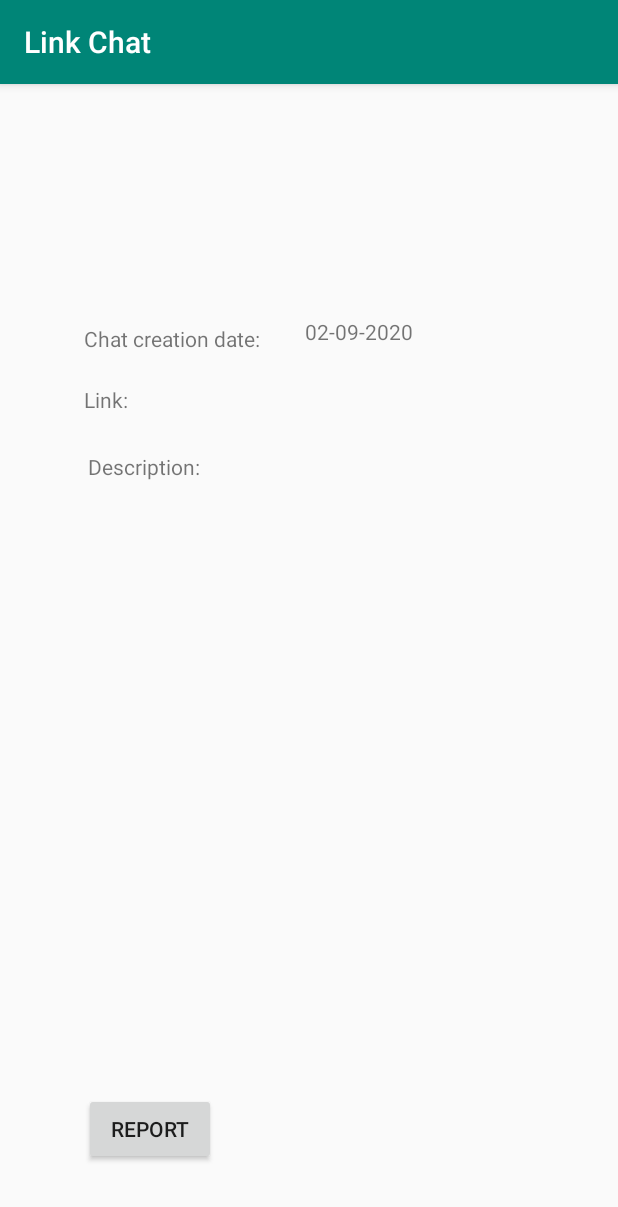
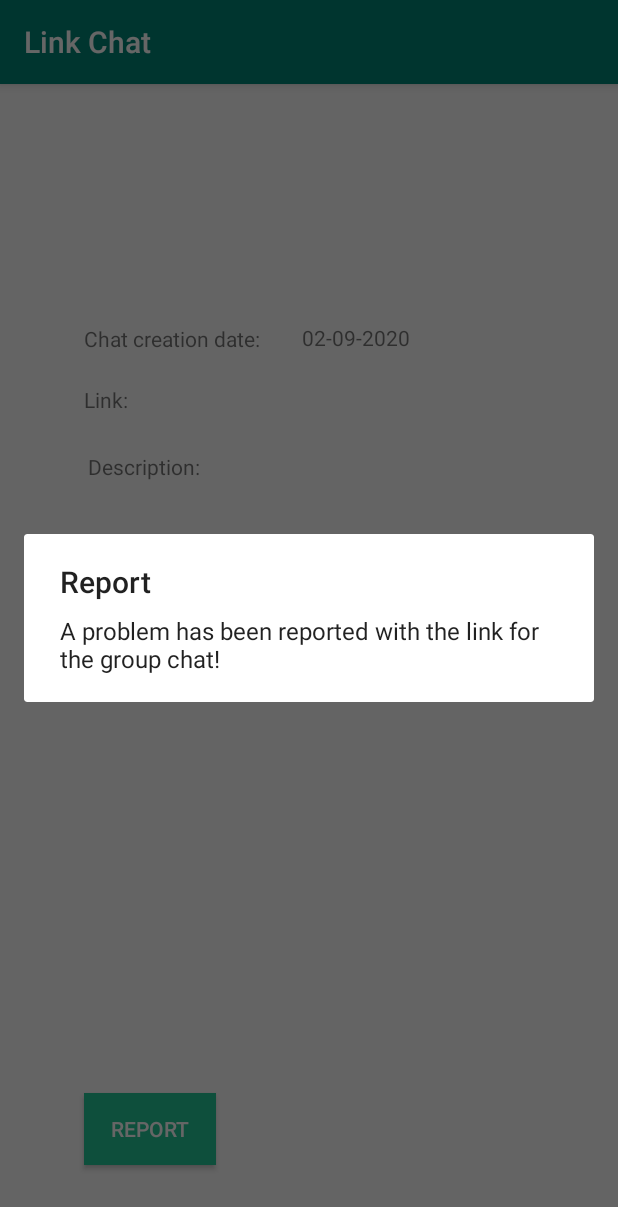
Before and after one commit to HarryStarfrostCui/LinkChat, an Android app: the DescriptionActivity screen opened directly, with no data from a screen before it, after a tap on "REPORT", on a phone screen of 412 x 824 dp. Shown: the top 1207 px of the screen. Run offline under Robolectric (Android 15) with nearby library versions, the phone set to English and light mode, and no system bars.

Commit message:
Mostly done

```diff
--- a/app/src/main/java/com/example/linkchat/DescriptionActivity.java
+++ b/app/src/main/java/com/example/linkchat/DescriptionActivity.java
@@ -1,12 +1,16 @@
 package com.example.linkchat;
 
+import androidx.appcompat.app.AlertDialog;
 import androidx.appcompat.app.AppCompatActivity;
 import java.text.SimpleDateFormat;
 import java.util.Date;
 import java.util.Calendar;
+
+import android.content.DialogInterface;
 import android.os.Bundle;
 import android.view.View;
 import android.widget.Button;
+import android.widget.RelativeLayout;
 import android.widget.TextView;
 
 import org.w3c.dom.Text;
@@ -43,11 +47,21 @@ public class DescriptionActivity extends AppCompatActivity {
         descriptionBox.setText("Description: ");
         TextView chatDescription = (TextView) findViewById(R.id.descriptionLink);
         chatDescription.setText(" ");
-        Button Report = (Button) findViewById(R.id.report);
-        Report.setOnClickListener(new View.OnClickListener() {
-            @Override
+
+        //Button to report
+        Button report = (Button) findViewById(R.id.report);
+        report.setOnClickListener(new View.OnClickListener() {
+          @Override
+          //  View checkBoxView = View.inflate(this, R.layout.checkbox, null);
+            //CheckBox checkBox = (CheckBox) checkBoxView.findViewById(R.id.checkbox);
             public void onClick(View v) {
-
+                AlertDialog alertDialog = new AlertDialog.Builder(DescriptionActivity.this).create(); //Read Update
+                alertDialog.setTitle("Report");
+                alertDialog.setMessage("A problem has been reported with the link for the group chat! ");
+               // alertDialog.setView(checkBoxView);
+                //selectedItems = new ArrayList();  // Where we track the selected items
+              //AlertDialog.Builder builder = new AlertDialog.Builder(getActivity());
+                alertDialog.show();
             }
         });
 
--- a/app/src/main/java/com/example/linkchat/MainActivity.java
+++ b/app/src/main/java/com/example/linkchat/MainActivity.java
@@ -2,6 +2,7 @@ package com.example.linkchat;
 
 import androidx.appcompat.app.AppCompatActivity;
 
+import android.content.Intent;
 import android.os.Bundle;
 
 public class MainActivity extends AppCompatActivity {
@@ -10,5 +11,7 @@ public class MainActivity extends AppCompatActivity {
     protected void onCreate(Bundle savedInstanceState) {
         super.onCreate(savedInstanceState);
         setContentView(R.layout.activity_main);
+
+
     }
 }
--- a/app/src/main/res/layout/activity_description.xml
+++ b/app/src/main/res/layout/activity_description.xml
@@ -75,20 +75,22 @@
         app:layout_constraintTop_toTopOf="parent"
         app:layout_constraintVertical_bias="0.214" />
     //Chat creation date value from database
+    //Chat name from database
+
     <TextView
         android:id="@+id/dateLink"
-        android:layout_width="127dp"
-        android:layout_height="23dp"
+        android:layout_width="129dp"
+        android:layout_height="19dp"
         android:ems="10"
         android:inputType="date"
         android:text=" "
         app:layout_constraintBottom_toBottomOf="parent"
         app:layout_constraintEnd_toEndOf="parent"
-        app:layout_constraintHorizontal_bias="0.714"
+        app:layout_constraintHorizontal_bias="0.712"
         app:layout_constraintStart_toStartOf="parent"
         app:layout_constraintTop_toTopOf="parent"
-        app:layout_constraintVertical_bias="0.209" />
-    //Chat name from database
+        app:layout_constraintVertical_bias="0.213" />
+
     <TextView
         android:id="@+id/chatName"
         android:layout_width="162dp"
@@ -133,6 +135,8 @@
         android:layout_width="wrap_content"
         android:layout_height="wrap_content"
         android:text="Report"
+        android:background="#22C696"
+        android:textColor="#FFFFFF"
         app:layout_constraintBottom_toBottomOf="parent"
         app:layout_constraintEnd_toEndOf="parent"
         app:layout_constraintHorizontal_bias="0.173"
--- a/app/src/main/res/values/colors.xml
+++ b/app/src/main/res/values/colors.xml
@@ -2,5 +2,5 @@
 <resources>
     <color name="colorPrimary">#008577</color>
     <color name="colorPrimaryDark">#00574B</color>
-    <color name="colorAccent">#D81B60</color>
+    <color name="colorAccent">#008577</color>
 </resources>
```
